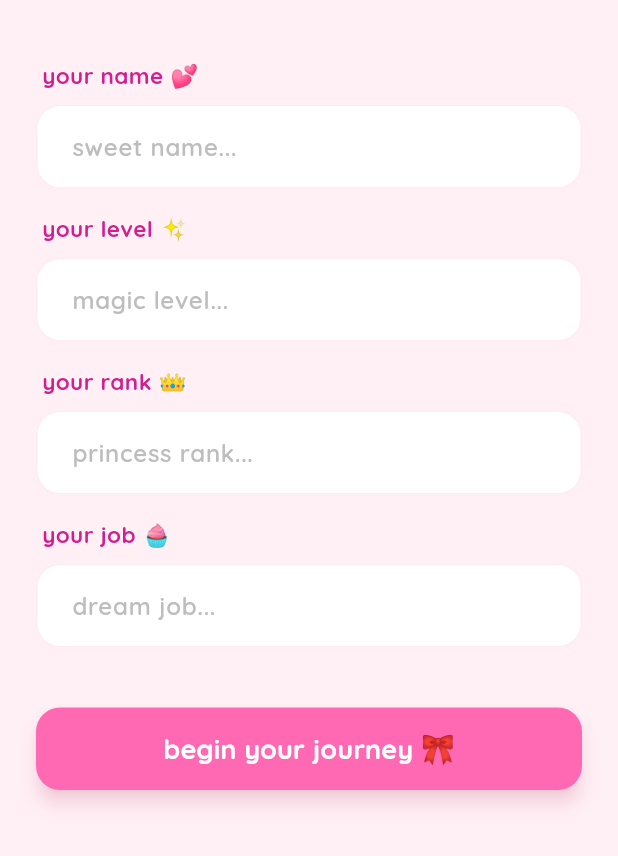
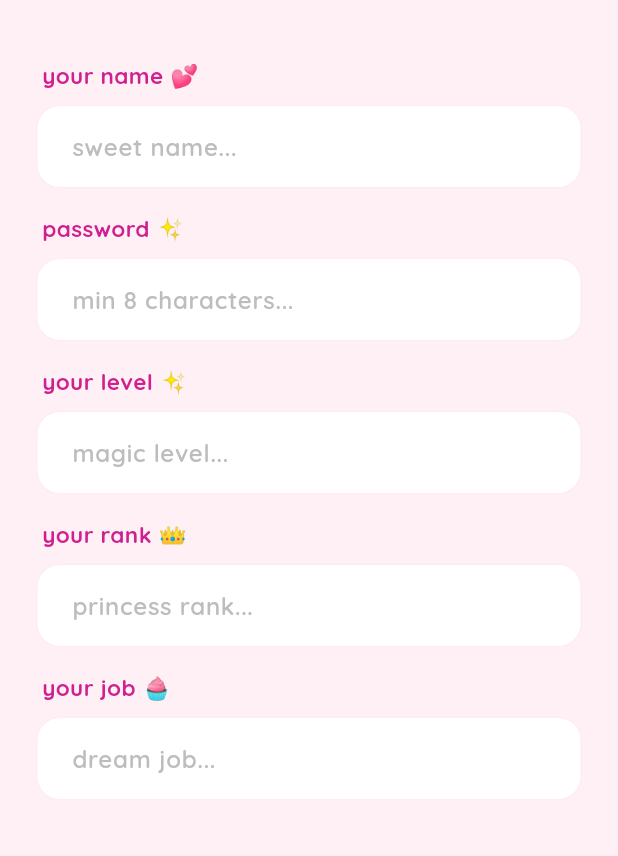
Before and after one commit to rahmarr/siti-rahmawati-2306146-uts-praktikum-pemrograman-mobile-, a Flutter app: the screen it shows after launch, on a phone screen of 412 x 824 dp, the part 380-1236 px from its top. Run offline on Flutter 3.47's test engine with Material 3 defaults, Android fonts, the phone set to English and light mode, and no system bars; our stand-ins replace google_fonts.

Commit message:
uts add password

```diff
--- a/lib/pages/login_page.dart
+++ b/lib/pages/login_page.dart
@@ -15,6 +15,7 @@ class _LoginPageState extends State<LoginPage> {
   final TextEditingController _levelController = TextEditingController();
   final TextEditingController _rankController = TextEditingController();
   final TextEditingController _jobController = TextEditingController();
+  final TextEditingController _passwordController = TextEditingController(); // Password controller baru
 
   @override
   Widget build(BuildContext context) {
@@ -79,22 +80,45 @@ class _LoginPageState extends State<LoginPage> {
                   const SizedBox(height: 40),
 
                   _buildLabel("your name 💕"),
-                  _buildTextField(_nameController, "sweet name...", false),
+                  _buildTextField(_nameController, "sweet name...", false, (value) {
+                    if (value == null || value.isEmpty) return "don't leave this empty 💕";
+                    return null;
+                  }),
+
+                  const SizedBox(height: 16),
+
+                  _buildLabel("password ✨"),
+                  _buildTextField(_passwordController, "min 8 characters...", false, (value) {
+                    if (value == null || value.isEmpty) return "password is required ✨";
+                    if (value.length < 8) return "minimum 8 characters ya 💫"; // Validasi minimal 8
+                    return null;
+                  }, isPassword: true),
 
                   const SizedBox(height: 16),
 
                   _buildLabel("your level ✨"),
-                  _buildTextField(_levelController, "magic level...", true),
+                  _buildTextField(_levelController, "magic level...", true, (value) {
+                    if (value == null || value.isEmpty) return "don't leave this empty ✨";
+                    if (int.tryParse(value) == null) return "numbers only please 💫";
+                    return null;
+                  }),
 
                   const SizedBox(height: 16),
 
                   _buildLabel("your rank 👑"),
-                  _buildTextField(_rankController, "princess rank...", false),
+                  _buildTextField(_rankController, "princess rank...", false, (value) {
+                    if (value == null || value.isEmpty) return "don't leave this empty 👑";
+                    if (!RegExp(r'^[A-Za-z]+$').hasMatch(value)) return "letters only for rank 💖";
+                    return null;
+                  }),
 
                   const SizedBox(height: 16),
 
                   _buildLabel("your job 🧁"),
-                  _buildTextField(_jobController, "dream job...", false),
+                  _buildTextField(_jobController, "dream job...", false, (value) {
+                    if (value == null || value.isEmpty) return "what's your job? 🧁";
+                    return null;
+                  }),
 
                   const SizedBox(height: 40),
 
@@ -154,9 +178,10 @@ class _LoginPageState extends State<LoginPage> {
     );
   }
 
-  Widget _buildTextField(TextEditingController controller, String hint, bool isNumber) {
+  Widget _buildTextField(TextEditingController controller, String hint, bool isNumber, String? Function(String?) validator, {bool isPassword = false}) {
     return TextFormField(
       controller: controller,
+      obscureText: isPassword,
       keyboardType: isNumber ? TextInputType.number : TextInputType.text,
       style: GoogleFonts.quicksand(fontWeight: FontWeight.w600),
       decoration: InputDecoration(
@@ -182,11 +207,7 @@ class _LoginPageState extends State<LoginPage> {
           borderSide: const BorderSide(color: Colors.redAccent, width: 2),
         ),
       ),
-      validator: (value) {
-        if (value == null || value.isEmpty) return "don't leave this empty 💕";
-        if (isNumber && int.tryParse(value) == null) return "numbers only please 💫";
-        return null;
-      },
+      validator: validator,
     );
   }
 }
```
